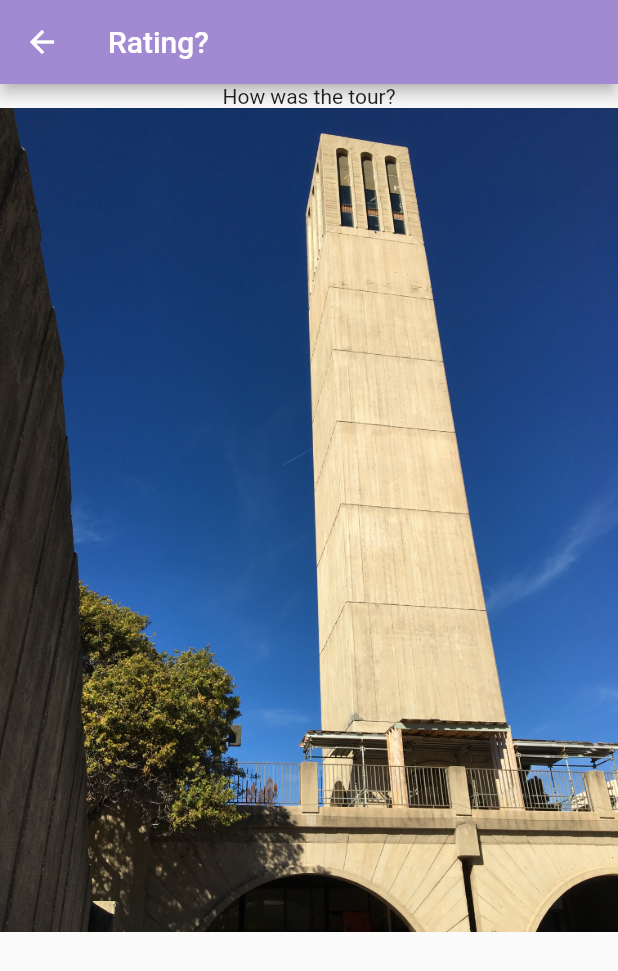
After one commit to SwiftWinds/SBHacks8, a Flutter app: the RatingsPanel screen opened directly, on a phone screen of 412 x 824 dp. The commit adds this screen. Shown: the top 971 px of the screen. Run offline on Flutter 3.47's test engine with Material 2 defaults, Android fonts, the phone set to English and light mode, and no system bars; our stand-ins replace audioplayers, flutter_map, latlong2, material_floating_search_bar, sliding_up_panel.

Commit message:
add rating page w/ nav, no stars

```diff
--- a/lib/main.dart
+++ b/lib/main.dart
@@ -1,4 +1,5 @@
 import 'package:discovar/main_drag_panel.dart';
+import 'package:discovar/ratings_page.dart';
 import 'package:flutter/material.dart';
 
 void main() {
@@ -101,7 +102,12 @@ class _MyHomePageState extends State<MyHomePage> {
           )
         ],
         leading: IconButton(
-          onPressed: () {},
+          onPressed: () {
+            Navigator.push(
+                context,
+                MaterialPageRoute(builder: (context) => RatingsPanel())
+            );
+          },
           icon: Image.asset("images/logo.png"),
         ),
       ),
--- /dev/null
+++ b/lib/ratings_page.dart
@@ -0,0 +1,45 @@
+import 'package:flutter/cupertino.dart';
+import 'package:flutter/material.dart';
+
+class RatingsPanel extends StatefulWidget {
+  const RatingsPanel( {Key? key}) : super (key:key);
+
+  @override
+  State<RatingsPanel> createState() => _RatingsPanelState();
+}
+
+class _RatingsPanelState extends State<RatingsPanel> {
+  var ratingValues = [false, false, false, false, false];
+
+  Widget build(BuildContext context) {
+    var ratingStarIcons = <Widget>[];
+
+    // for(int i=0; i<5; i++){
+    //   ratingStarIcons[i] = IconButton(
+    //       onPressed: () {
+    //         for(int j=0; j<=i; j++){
+    //           ratingValues[j] = true;
+    //         }
+    //       },
+    //       icon: ratingValues[i]?Icon(Icons.star_rounded):Icon(Icons.star_border_rounded)
+    //   );
+    // }
+
+    return Scaffold(
+        appBar: AppBar(
+          title: const Text('Rating?'),
+        ),
+        body: Center(
+          child: Column(
+            children: <Widget>[
+              Text('How was the tour?'),
+              // Row(
+              //     children: ratingStarIcons,
+              // ),
+              const Image(image: AssetImage('images/Storke.JPG'))
+            ],
+          ),
+        )
+    );
+  }
+}
```
